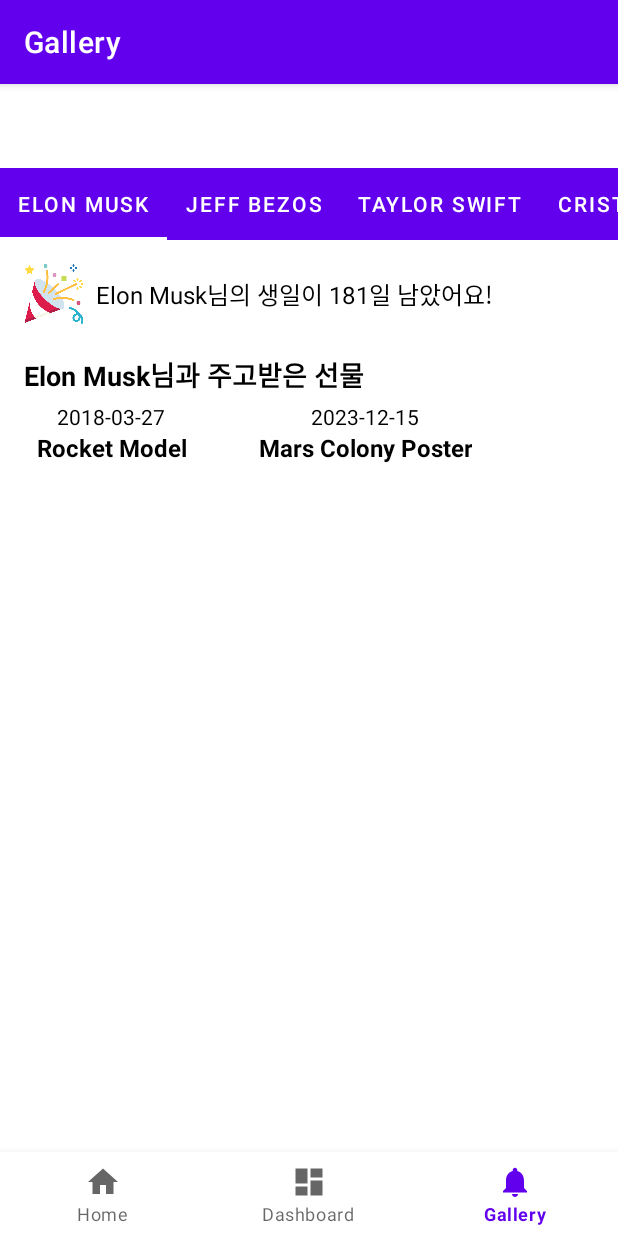
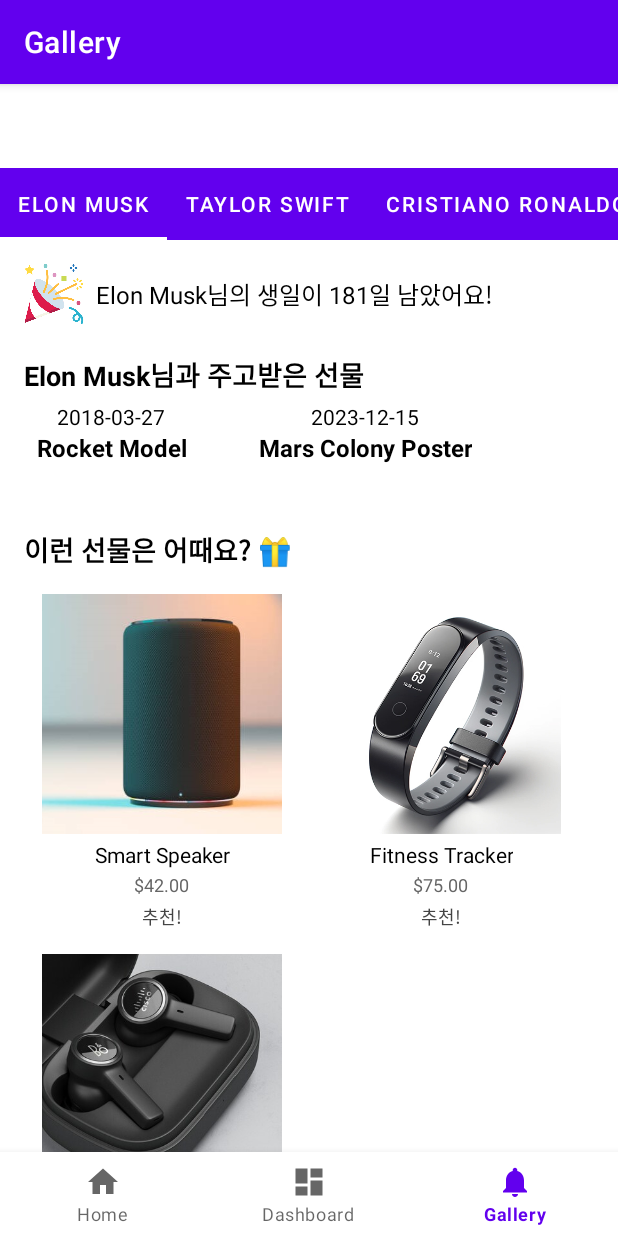
Before and after one commit to soeun-kang/GiftGori, an Android app: the GalleryFragment screen opened through its navigation route, on a phone screen of 412 x 824 dp. Run offline under Robolectric (Android 15) with nearby library versions, the light colour scheme and no system bars; our stand-ins replace navigation-ui.

Commit message:
person detail: recommended gift list

```diff
--- a/app/src/main/java/com/example/tabs/ui/gallery/GalleryAdapter.kt
+++ b/app/src/main/java/com/example/tabs/ui/gallery/GalleryAdapter.kt
@@ -1,10 +1,13 @@
 package com.example.tabs.ui.gallery
 
+import android.util.Log
 import android.view.LayoutInflater
 import android.view.View
 import android.view.ViewGroup
 import android.widget.ImageView
 import android.widget.TextView
+import androidx.core.content.ContentProviderCompat.requireContext
+import androidx.recyclerview.widget.GridLayoutManager
 import androidx.recyclerview.widget.LinearLayoutManager
 import androidx.recyclerview.widget.RecyclerView
 import com.example.tabs.R
@@ -17,7 +20,15 @@
         val birthdayText: TextView = view.findViewById(R.id.birthdayText)
         val birthdayImage: ImageView = view.findViewById(R.id.birthdayImage)
         val historyRecyclerView: RecyclerView = view.findViewById(R.id.historyRecyclerView)
+        val recommendedGiftsRecyclerView: RecyclerView = view.findViewById(R.id.recommendedGiftsRecyclerView)
     }
+
+    class HistoryViewHolder(view: View) : RecyclerView.ViewHolder(view) {
+        val dateTextView: TextView = view.findViewById(R.id.dateTextView)
+        val giftTextView: TextView = view.findViewById(R.id.giftTextView)
+    }
+
+    //class giftRecyclerView1
 
     override fun onCreateViewHolder(parent: ViewGroup, viewType: Int): ViewHolder {
         val view = LayoutInflater.from(parent.context).inflate(R.layout.item_gallery_page, parent, false)
@@ -37,7 +48,7 @@
 
         // 히스토리 리스트 설정
         holder.historyRecyclerView.apply {
-            layoutManager = LinearLayoutManager(context, LinearLayoutManager.HORIZONTAL, false)
+            layoutManager = LinearLayoutManager(holder.itemView.context, LinearLayoutManager.HORIZONTAL, false)
             adapter = object : RecyclerView.Adapter<HistoryViewHolder>() {
                 override fun onCreateViewHolder(parent: ViewGroup, viewType: Int): HistoryViewHolder {
                     val view = LayoutInflater.from(parent.context).inflate(R.layout.item_history, parent, false)
@@ -53,13 +64,23 @@
                 override fun getItemCount(): Int = personDetails.history.size
             }
         }
+
+        // 추천 선물 리스트 설정
+        holder.recommendedGiftsRecyclerView.apply {
+            layoutManager = GridLayoutManager(holder.itemView.context, 2)
+
+            Log.d("GalleryAdapter", "Setting recommendedGiftsRecyclerView for: ${personDetails.name}")
+            Log.d("GalleryAdapter", "Recommended Gifts: ${personDetails.recommendedGifts.size}")
+            personDetails.recommendedGifts.forEach { gift ->
+                Log.d("GalleryAdapter", "Gift: ${gift.name}, Price: ${gift.price}")
+            }
+
+            adapter = RecommendedGiftsAdapter(holder.itemView.context, personDetails.recommendedGifts)
+
+        }
     }
 
-    // 내부 ViewHolder 정의
-    class HistoryViewHolder(view: View) : RecyclerView.ViewHolder(view) {
-        val dateTextView: TextView = view.findViewById(R.id.dateTextView)
-        val giftTextView: TextView = view.findViewById(R.id.giftTextView)
-    }
+
 
     override fun getItemCount(): Int = personDetailsList.size
 
--- a/app/src/main/java/com/example/tabs/ui/gallery/GalleryFragment.kt
+++ b/app/src/main/java/com/example/tabs/ui/gallery/GalleryFragment.kt
@@ -6,6 +6,7 @@
 import android.view.ViewGroup
 import androidx.fragment.app.Fragment
 import androidx.lifecycle.ViewModelProvider
+import androidx.recyclerview.widget.GridLayoutManager
 import androidx.recyclerview.widget.LinearLayoutManager
 import com.example.tabs.databinding.FragmentGalleryBinding
 import com.google.android.material.tabs.TabLayoutMediator
@@ -42,6 +43,27 @@
                 }.attach()
             }
         }
+        /*
+        galleryViewModel.giftData.observe(viewLifecycleOwner) { giftList ->
+            val recyclerView = binding.recommendedGiftsRecyclerView
+            recyclerView.layoutManager = GridLayoutManager(requireContext(), 2)
+            //recyclerView.adapter = RecommendedGiftsAdapter(requireContext(), giftList)
+
+            // 수동으로 샘플 데이터 설정 test
+            val testGifts = listOf(
+                GiftItem(
+                    name = "테스트 선물",
+                    imagePath = "smart_speaker", // 테스트용 샘플 이미지
+                    price = "$100.00",
+                    recommendation = listOf("Test")
+                )
+            )
+            recyclerView.adapter = RecommendedGiftsAdapter(requireContext(), testGifts)
+
+        }
+
+        // Load gift data in ViewModel
+        galleryViewModel.loadGifts(requireContext())*/
 
         // ViewModel에서 데이터 로드
         galleryViewModel.loadPersonData(requireContext())
--- a/app/src/main/java/com/example/tabs/ui/gallery/GalleryViewModel.kt
+++ b/app/src/main/java/com/example/tabs/ui/gallery/GalleryViewModel.kt
@@ -1,11 +1,13 @@
 package com.example.tabs.ui.gallery
 
 import android.content.Context
+import android.util.Log
 import androidx.lifecycle.LiveData
 import androidx.lifecycle.MutableLiveData
 import androidx.lifecycle.ViewModel
 import com.example.tabs.utils.ManageJson
 import com.example.tabs.utils.Contact
+import org.json.JSONArray
 import java.text.SimpleDateFormat
 import java.util.*
 
@@ -14,17 +16,25 @@
     private val _personData = MutableLiveData<List<PersonDetails>>()
     val personData: LiveData<List<PersonDetails>> = _personData
 
+    private val _giftData = MutableLiveData<List<GiftItem>>()
+    val giftData: LiveData<List<GiftItem>> = _giftData
+
     fun loadPersonData(context: Context) {
         try {
+            val giftList = loadGiftData(context)
             val manageJson = ManageJson(context, "famous_people_data_relevant_gifts.json")
             val contacts = manageJson.dataList
-            _personData.value = contacts.map { parsePersonDetails(it) }
+            _personData.value = contacts.map { parsePersonDetails(it, giftList) }
         } catch (e: Exception) {
             e.printStackTrace()
         }
     }
 
-    private fun parsePersonDetails(contact: Contact): PersonDetails {
+    fun loadGifts(context: Context) {
+        _giftData.value = loadGiftData(context)
+    }
+
+    private fun parsePersonDetails(contact: Contact, giftList: List<GiftItem>): PersonDetails {
         val today = Date()
 
         // contact.bDay의 연도를 올해로 설정
@@ -51,18 +61,51 @@
             )
         }
 
+        // 추천 선물 리스트를 필터링하여 추가
+        val recommendedGifts = giftList.filter { gift ->
+            gift.recommendation.any { it.equals(contact.name, ignoreCase = true) }
+        }
+        Log.d("GalleryViewModel", "recommendedGifts size: ${recommendedGifts.size}")
+
+
         return PersonDetails(
             name = contact.name,
             remain = remainDays,
-            history = historyList
+            history = historyList,
+            recommendedGifts = recommendedGifts
         )
     }
+
+    fun loadGiftData(context: Context): List<GiftItem> {
+        val giftList = mutableListOf<GiftItem>()
+        try {
+            val jsonString = context.assets.open("gifts_with_recommendations.json").bufferedReader().use { it.readText() }
+            val jsonArray = JSONArray(jsonString)
+            for (i in 0 until jsonArray.length()) {
+                val jsonObject = jsonArray.getJSONObject(i)
+                val name = jsonObject.getString("name")
+                val imagePath = jsonObject.getString("image_path")
+                val price = jsonObject.getString("price")
+                val recommendationArray = jsonObject.getJSONArray("recommendation")
+                val recommendation = (0 until recommendationArray.length()).map {
+                    recommendationArray.getString(it)
+                }
+                giftList.add(GiftItem(name, imagePath, price, recommendation))
+            }
+        } catch (e: Exception) {
+            e.printStackTrace()
+        }
+        return giftList
+    }
+
+
 }
 
 data class PersonDetails(
     val name: String,
     val remain: Int,
-    val history: List<HistoryItem>
+    val history: List<HistoryItem>,
+    val recommendedGifts: List<GiftItem>
 )
 
 data class HistoryItem(
--- /dev/null
+++ b/app/src/main/java/com/example/tabs/ui/gallery/RecommendedGiftsAdapter.kt
@@ -0,0 +1,67 @@
+package com.example.tabs.ui.gallery
+
+import android.content.Context
+import android.util.Log
+import android.view.LayoutInflater
+import android.view.View
+import android.view.ViewGroup
+import android.widget.ImageView
+import android.widget.TextView
+import androidx.recyclerview.widget.RecyclerView
+import com.bumptech.glide.Glide
+import com.example.tabs.R
+
+data class GiftItem(
+    val name: String,
+    val imagePath: String,
+    val price: String,
+    val recommendation: List<String>
+)
+
+class RecommendedGiftsAdapter(
+    private val context: Context,
+    private val giftList: List<GiftItem>
+) : RecyclerView.Adapter<RecommendedGiftsAdapter.GiftViewHolder>() {
+
+    init {
+        // 어댑터 생성 시 giftList 로그 출력
+        Log.d("RecommendedGiftsAdapter", "giftList size: ${giftList.size}")
+        giftList.forEach { gift ->
+            Log.d("RecommendedGiftsAdapter", "Gift: ${gift.name}, Price: ${gift.price}")
+        }
+    }
+
+    class GiftViewHolder(view: View) : RecyclerView.ViewHolder(view) {
+        val giftImage: ImageView = view.findViewById(R.id.giftImage)
+        val giftName: TextView = view.findViewById(R.id.giftName)
+        val giftPrice: TextView = view.findViewById(R.id.giftPrice)
+        val giftRecommendation: TextView = view.findViewById(R.id.giftRecommendation)
+    }
+
+    override fun onCreateViewHolder(parent: ViewGroup, viewType: Int): GiftViewHolder {
+        val view = LayoutInflater.from(parent.context).inflate(R.layout.item_gift, parent, false)
+        return GiftViewHolder(view)
+    }
+
+    override fun onBindViewHolder(holder: GiftViewHolder, position: Int) {
+        val gift = giftList[position]
+
+        holder.giftName.text = gift.name
+        holder.giftPrice.text = gift.price
+        holder.giftRecommendation.text = "추천!"//: ${gift.recommendation.joinToString(", ")}"
+
+        // 이미지 로드
+        val resourceId = context.resources.getIdentifier(gift.imagePath, "drawable", context.packageName)
+        if (resourceId != 0) {
+            Glide.with(context)
+                .load(resourceId)
+                .placeholder(android.R.drawable.ic_menu_gallery)
+                .error(android.R.drawable.ic_menu_report_image)
+                .into(holder.giftImage)
+        } else {
+            holder.giftImage.setImageResource(android.R.drawable.ic_menu_report_image)
+        }
+    }
+
+    override fun getItemCount(): Int = giftList.size
+}
--- a/app/src/main/res/layout/fragment_gallery.xml
+++ b/app/src/main/res/layout/fragment_gallery.xml
@@ -6,7 +6,7 @@
     android:layout_height="match_parent"
     tools:context=".ui.gallery.GalleryFragment">
 
-    <!-- TabLayout: 스크롤 가능한 상단 탭 -->
+    <!-- TabLayout -->
     <com.google.android.material.tabs.TabLayout
         android:id="@+id/tabLayout"
         android:layout_width="0dp"
@@ -19,25 +19,11 @@
         app:layout_constraintStart_toStartOf="parent"
         app:layout_constraintEnd_toEndOf="parent" />
 
+    <!-- ViewPager2 -->
     <androidx.viewpager2.widget.ViewPager2
         android:id="@+id/viewPager"
         android:layout_width="match_parent"
         android:layout_height="0dp"
         app:layout_constraintTop_toBottomOf="@id/tabLayout"
         app:layout_constraintBottom_toBottomOf="parent" />
-
-
-    <!-- TextView: 선택된 이름의 정보 표시 -->
-    <TextView
-        android:id="@+id/personDetailsTextView"
-        android:layout_width="0dp"
-        android:layout_height="wrap_content"
-        android:padding="16dp"
-        android:background="#f5f5f5"
-        android:textSize="16sp"
-        android:textColor="#000"
-        android:visibility="gone"
-        app:layout_constraintBottom_toBottomOf="parent"
-        app:layout_constraintStart_toStartOf="parent"
-        app:layout_constraintEnd_toEndOf="parent" />
 </androidx.constraintlayout.widget.ConstraintLayout>
--- a/app/src/main/res/layout/item_gallery_page.xml
+++ b/app/src/main/res/layout/item_gallery_page.xml
@@ -56,4 +56,32 @@
         app:layout_constraintStart_toStartOf="parent"
         app:layout_constraintEnd_toEndOf="parent" />
 
+    <!-- 추천 선물 섹션 제목 -->
+    <TextView
+        android:id="@+id/recommendedGiftsHeader"
+        android:layout_width="wrap_content"
+        android:layout_height="wrap_content"
+        android:layout_marginTop="20dp"
+        android:layout_marginStart="16dp"
+        android:text="이런 선물은 어때요? 🎁"
+        android:textSize="18sp"
+        android:textColor="#000"
+        android:textStyle="bold"
+        app:layout_constraintTop_toBottomOf="@id/historyRecyclerView"
+        app:layout_constraintStart_toStartOf="parent" />
+
+    <!-- 추천 선물 리스트 -->
+    <androidx.recyclerview.widget.RecyclerView
+        android:id="@+id/recommendedGiftsRecyclerView"
+        android:layout_width="match_parent"
+        android:layout_height="0dp"
+        android:layout_marginTop="8dp"
+        android:layout_marginStart="20dp"
+        android:layout_marginEnd="20dp"
+        android:layout_marginBottom="56dp"
+        app:layout_constraintTop_toBottomOf="@id/recommendedGiftsHeader"
+        app:layout_constraintBottom_toBottomOf="parent"
+        app:layout_constraintStart_toStartOf="parent"
+        app:layout_constraintEnd_toEndOf="parent"
+        tools:listitem="@layout/item_gift"/>
 </androidx.constraintlayout.widget.ConstraintLayout>
--- /dev/null
+++ b/app/src/main/res/layout/item_gift.xml
@@ -0,0 +1,43 @@
+<?xml version="1.0" encoding="utf-8"?>
+<LinearLayout
+    xmlns:android="http://schemas.android.com/apk/res/android"
+    android:layout_width="wrap_content"
+    android:layout_height="wrap_content"
+    android:orientation="vertical"
+    android:padding="8dp"
+    android:gravity="center">
+
+    <ImageView
+        android:id="@+id/giftImage"
+        android:layout_width="160dp"
+        android:layout_height="160dp"
+        android:scaleType="centerCrop"
+        android:background="#FF0000" />
+
+    <TextView
+        android:id="@+id/giftName"
+        android:layout_width="wrap_content"
+        android:layout_height="wrap_content"
+        android:layout_marginTop="4dp"
+        android:textSize="14sp"
+        android:textColor="#000"
+        android:gravity="center" />
+
+    <TextView
+        android:id="@+id/giftPrice"
+        android:layout_width="wrap_content"
+        android:layout_height="wrap_content"
+        android:layout_marginTop="2dp"
+        android:textSize="12sp"
+        android:textColor="#666"
+        android:gravity="center" />
+
+    <TextView
+        android:id="@+id/giftRecommendation"
+        android:layout_width="wrap_content"
+        android:layout_height="wrap_content"
+        android:layout_marginTop="4dp"
+        android:textSize="12sp"
+        android:textColor="#444"
+        android:gravity="center" />
+</LinearLayout>
```
Also changed, not shown: app/src/main/assets/famous_people_data_relevant_gifts.json (+0 -84 lines), app/src/main/assets/gifts_backup.json (added, +62 -0 lines), app/src/main/assets/gifts_with_recommendations.json (added, +26 -0 lines), app/src/main/res/drawable/fitness_tracker.jpg (added), app/src/main/res/drawable/luxury_pen.jpg (added), app/src/main/res/drawable/smart_speaker.jpg (added), app/src/main/res/drawable/wireless_earbuds.jpg (added).
